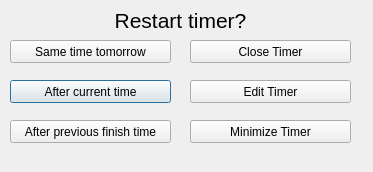
This is timeisupdialog.ui in skronstein/MultiTimer as Qt 5 draws it before an edit. The edited form follows.
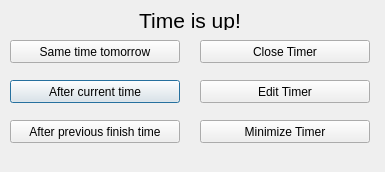
This is the edited form.

Commit message:
Adjust default widths of mainWindow and TIUdialog
to match the width of the reminders, and to support longer window titles.
Also increase the default width of the child windows to match the newly
increased width of the mdiArea in the main window.

Patch:
```diff
--- a/timeisupdialog.ui
+++ b/timeisupdialog.ui
@@ -6,7 +6,7 @@
    <rect>
     <x>0</x>
     <y>0</y>
-    <width>373</width>
+    <width>385</width>
     <height>172</height>
    </rect>
   </property>
@@ -16,9 +16,9 @@
   <widget class="QLabel" name="label">
    <property name="geometry">
     <rect>
-     <x>30</x>
+     <x>40</x>
      <y>10</y>
-     <width>301</width>
+     <width>300</width>
      <height>20</height>
     </rect>
    </property>
@@ -28,7 +28,7 @@
     </font>
    </property>
    <property name="text">
-    <string>Restart timer?</string>
+    <string>Time is up!</string>
    </property>
    <property name="textFormat">
     <enum>Qt::AutoText</enum>
@@ -42,7 +42,7 @@
     <rect>
      <x>10</x>
      <y>120</y>
-     <width>161</width>
+     <width>170</width>
      <height>23</height>
     </rect>
    </property>
@@ -55,7 +55,7 @@
     <rect>
      <x>10</x>
      <y>80</y>
-     <width>161</width>
+     <width>170</width>
      <height>23</height>
     </rect>
    </property>
@@ -72,9 +72,9 @@
    </property>
    <property name="geometry">
     <rect>
-     <x>190</x>
+     <x>200</x>
      <y>40</y>
-     <width>161</width>
+     <width>170</width>
      <height>23</height>
     </rect>
    </property>
@@ -91,9 +91,9 @@
    </property>
    <property name="geometry">
     <rect>
-     <x>190</x>
+     <x>200</x>
      <y>120</y>
-     <width>161</width>
+     <width>170</width>
      <height>23</height>
     </rect>
    </property>
@@ -106,7 +106,7 @@
     <rect>
      <x>10</x>
      <y>40</y>
-     <width>161</width>
+     <width>170</width>
      <height>23</height>
     </rect>
    </property>
@@ -120,9 +120,9 @@
    </property>
    <property name="geometry">
     <rect>
-     <x>190</x>
+     <x>200</x>
      <y>80</y>
-     <width>161</width>
+     <width>170</width>
      <height>23</height>
     </rect>
    </property>
```
The commit also changes 2 other files.
